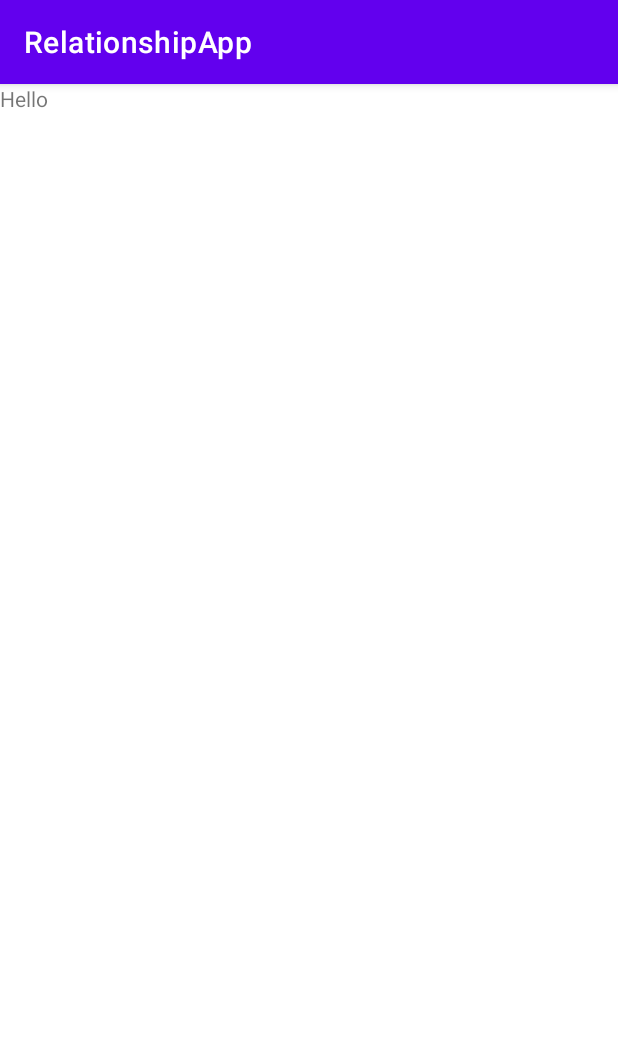
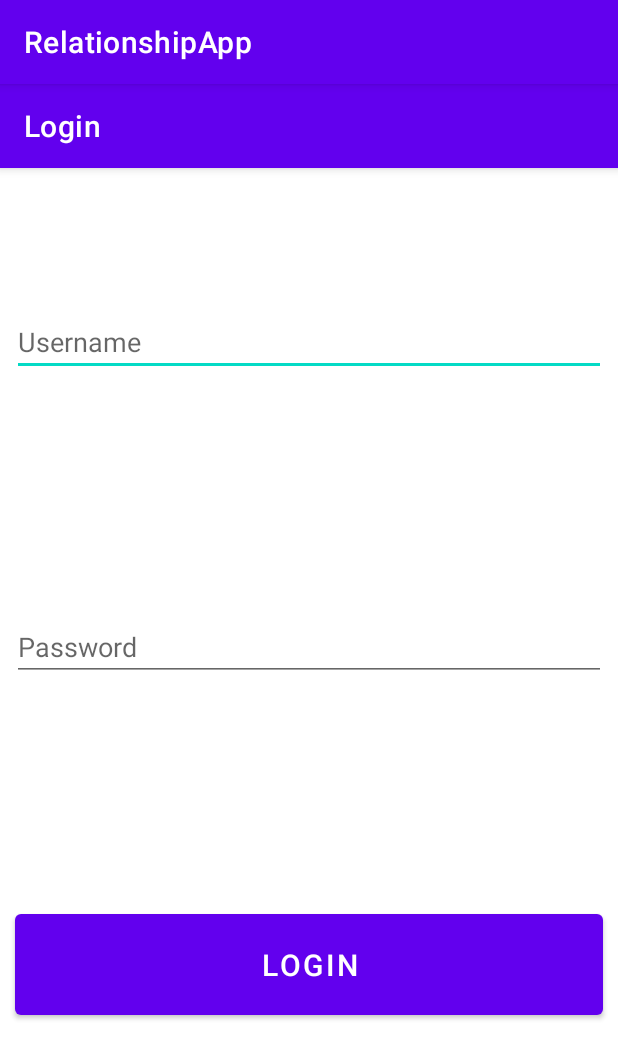
Before and after one commit to osvalros/relationship-app-android, an Android app: the fragment LoginFragment shown on its own in the app's theme, on a phone screen of 412 x 824 dp. Shown: the top 1059 px of the screen. Run offline under Robolectric (Android 15) with nearby library versions, the phone set to English and light mode, and no system bars.

Commit message:
Design login fragment

```diff
--- a/app/src/main/res/layout/fragment_login.xml
+++ b/app/src/main/res/layout/fragment_login.xml
@@ -1,13 +1,70 @@
 <?xml version="1.0" encoding="utf-8"?>
-<FrameLayout xmlns:android="http://schemas.android.com/apk/res/android"
-    xmlns:tools="http://schemas.android.com/tools"
+<androidx.coordinatorlayout.widget.CoordinatorLayout xmlns:android="http://schemas.android.com/apk/res/android"
     android:layout_width="match_parent"
     android:layout_height="match_parent"
+    xmlns:app="http://schemas.android.com/apk/res-auto"
+    xmlns:tools="http://schemas.android.com/tools"
     tools:context=".auth.LoginFragment">
 
-    <TextView
+    <com.google.android.material.appbar.AppBarLayout
+        android:id="@+id/app_bar_layout"
+        android:layout_width="match_parent"
+        android:layout_height="wrap_content"
+        android:theme="@style/Theme.RelationshipApp.AppBarOverlay"
+        app:layout_constraintTop_toTopOf="parent"
+        >
+
+        <androidx.appcompat.widget.Toolbar
+            android:id="@+id/toolbar"
+            app:title="@string/login"
+            android:layout_width="match_parent"
+            android:layout_height="?attr/actionBarSize"
+            android:background="?attr/colorPrimary"
+            app:popupTheme="@style/Theme.RelationshipApp.PopupOverlay" />
+
+    </com.google.android.material.appbar.AppBarLayout>
+
+    <androidx.constraintlayout.widget.ConstraintLayout
         android:layout_width="match_parent"
         android:layout_height="match_parent"
-        android:text="Hello" />
+        >
 
-</FrameLayout>
+        <EditText
+            android:id="@+id/username"
+            android:inputType="text"
+            android:layout_width="match_parent"
+            android:layout_height="wrap_content"
+            android:layout_margin="8dp"
+            android:hint="@string/username"
+            app:layout_constraintTop_toTopOf="parent"
+            app:layout_constraintBottom_toTopOf="@id/password"
+            android:importantForAutofill="no"
+            />
+
+        <EditText
+            android:id="@+id/password"
+            android:inputType="textPassword"
+            android:layout_width="match_parent"
+            android:layout_height="wrap_content"
+            android:layout_margin="8dp"
+            android:hint="@string/password"
+            app:layout_constraintTop_toBottomOf="@id/username"
+            app:layout_constraintBottom_toTopOf="@id/login_button"
+            android:importantForAutofill="no"
+            />
+
+        <Button
+            android:id="@+id/login_button"
+            android:layout_width="match_parent"
+            android:layout_height="wrap_content"
+            android:paddingVertical="20dp"
+            android:layout_marginHorizontal="10dp"
+            android:textSize="20sp"
+            android:text="@string/login"
+            app:layout_constraintTop_toBottomOf="@id/password"
+            app:layout_constraintBottom_toBottomOf="parent"
+            />
+
+    </androidx.constraintlayout.widget.ConstraintLayout>
+
+</androidx.coordinatorlayout.widget.CoordinatorLayout>
--- a/app/src/main/res/values/strings.xml
+++ b/app/src/main/res/values/strings.xml
@@ -24,4 +24,7 @@
     <string name="viewed_movies">Viewed Movies</string>
     <string name="delete">Delete</string>
     <string name="rate_movie">Rate movie</string>
+    <string name="username">Username</string>
+    <string name="password">Password</string>
+    <string name="login">Login</string>
 </resources>
```
